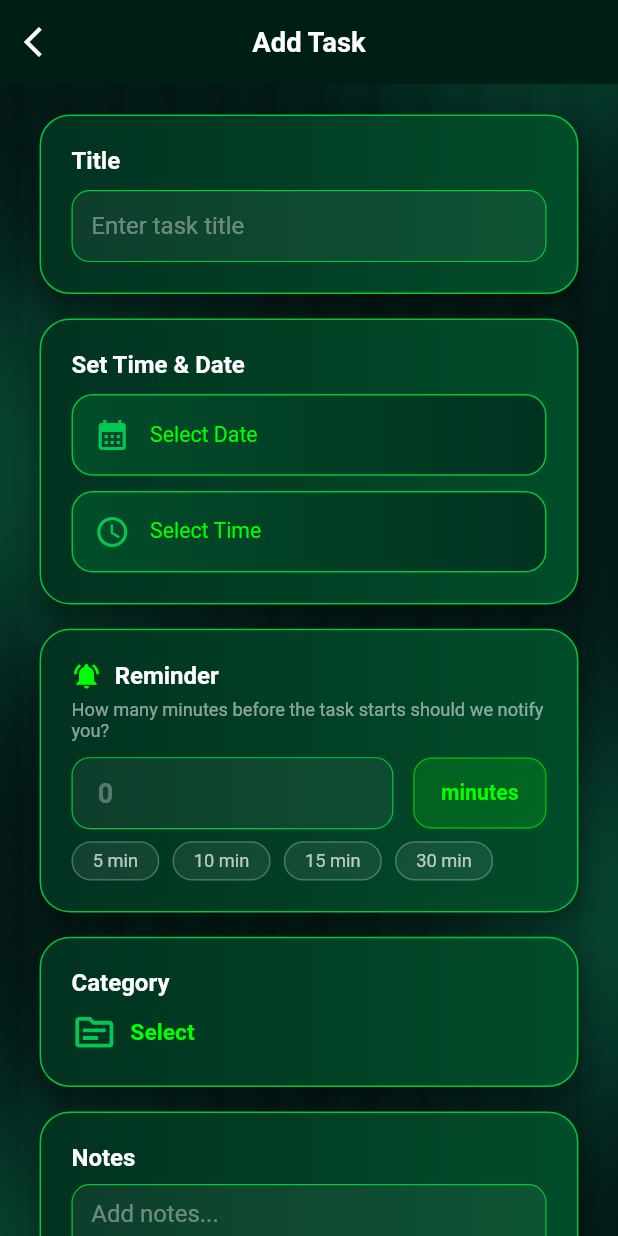
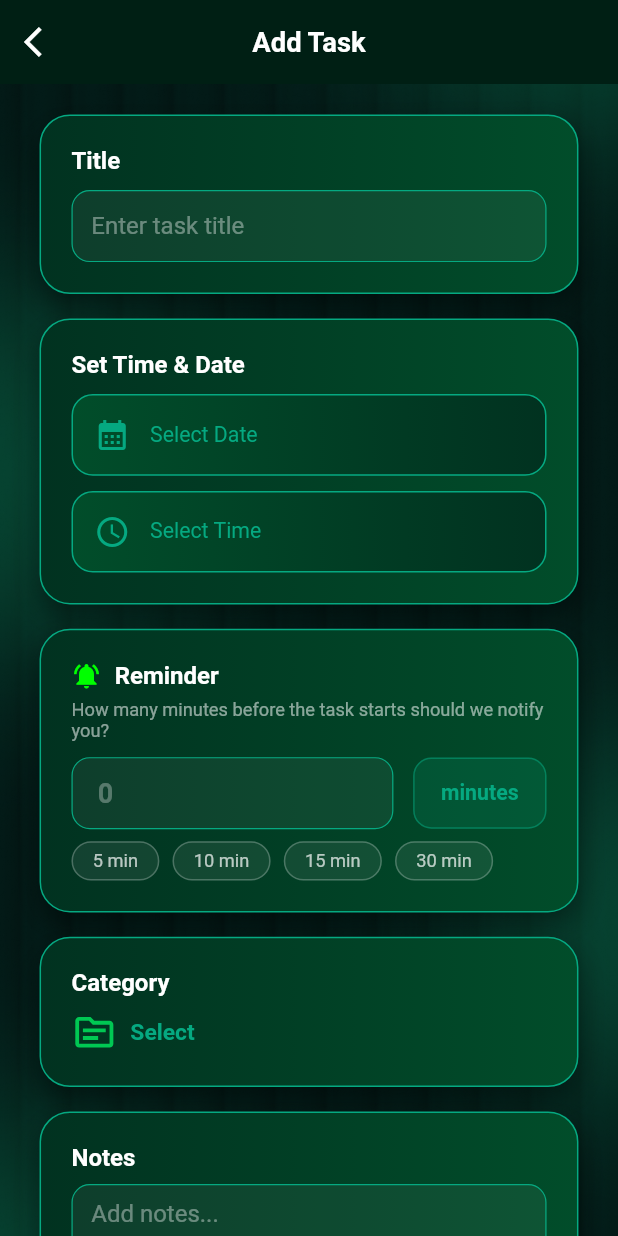
Before and after one commit to dev-shaon/Track-Your-Task, a Flutter app: the NavberScreen screen opened by its route, after a tap on the "add" icon, on a phone screen of 412 x 824 dp. Run offline on Flutter 3.47's test engine with Material 3 defaults, Android fonts, the phone set to English and light mode, and no system bars; drawn by our look-alikes of auto_animated; our stand-ins replace cached_network_image, device_info_plus, dio, flutter_local_notifications, flutter_screenutil, flutter_svg and 11 more; missing offline and left inert: android_alarm_manager_plus; accounts and stored records are empty; Roboto replaces fonts that are missing (assets/fonts/Inter.ttf).

Commit message:
color update

```diff
--- a/lib/features/add_task/add_task_screen.dart
+++ b/lib/features/add_task/add_task_screen.dart
@@ -274,20 +274,20 @@ class _AddTaskScreenContentState extends State<_AddTaskScreenContent> {
                                 border: OutlineInputBorder(
                                   borderRadius: BorderRadius.circular(12.r),
                                   borderSide: const BorderSide(
-                                    color: Color(0xFF00C639),
+                                    color: AppColors.c05A981,
                                   ),
                                 ),
                                 enabledBorder: OutlineInputBorder(
                                   borderRadius: BorderRadius.circular(12.r),
                                   borderSide: const BorderSide(
-                                    color: Color(0xFF00C639),
+                                    color: AppColors.c05A981,
                                     width: 0.8,
                                   ),
                                 ),
                                 focusedBorder: OutlineInputBorder(
                                   borderRadius: BorderRadius.circular(12.r),
                                   borderSide: const BorderSide(
-                                    color: Color(0xFF00FF00),
+                                    color: AppColors.c05A981,
                                     width: 1.5,
                                   ),
                                 ),
@@ -301,20 +301,16 @@ class _AddTaskScreenContentState extends State<_AddTaskScreenContent> {
                               vertical: 14.h,
                             ),
                             decoration: BoxDecoration(
-                              color: const Color(
-                                0xFF00FF00,
-                              ).withValues(alpha: 0.15),
+                              color: AppColors.c05A981.withValues(alpha: 0.15),
                               borderRadius: BorderRadius.circular(12.r),
                               border: Border.all(
-                                color: const Color(
-                                  0xFF00FF00,
-                                ).withValues(alpha: 0.5),
+                                color: AppColors.c05A981.withValues(alpha: 0.5),
                               ),
                             ),
                             child: Text(
                               'minutes',
                               style: TextStyle(
-                                color: const Color(0xFF00FF00),
+                                color: AppColors.c05A981,
                                 fontSize: 14.sp,
                                 fontWeight: FontWeight.w600,
                               ),
@@ -393,7 +389,7 @@ class _AddTaskScreenContentState extends State<_AddTaskScreenContent> {
                                     vm.selectedCategory ?? 'Select',
                                     style: TextFontStyle
                                         .headline15w600cFEFEFEinter
-                                        .copyWith(color: AppColors.c00FF00),
+                                        .copyWith(color: AppColors.c05A981),
                                   ),
                                 ],
                               ),
@@ -442,7 +438,7 @@ class _AddTaskScreenContentState extends State<_AddTaskScreenContent> {
     return Container(
       padding: EdgeInsets.all(20.r),
       decoration: BoxDecoration(
-        border: Border.all(color: AppColors.c00C639),
+        border: Border.all(color: AppColors.c05A981),
         borderRadius: BorderRadius.circular(20.r),
         gradient: const LinearGradient(
           colors: [Color(0xFF013220), Color(0xFF014D2A)],
@@ -487,15 +483,15 @@ class _AddTaskScreenContentState extends State<_AddTaskScreenContent> {
         contentPadding: EdgeInsets.symmetric(horizontal: 12.w, vertical: 10.h),
         border: OutlineInputBorder(
           borderRadius: BorderRadius.circular(12.r),
-          borderSide: const BorderSide(color: Color(0xFF00C639)),
+          borderSide: const BorderSide(color: AppColors.c05A981),
         ),
         enabledBorder: OutlineInputBorder(
           borderRadius: BorderRadius.circular(12.r),
-          borderSide: const BorderSide(color: Color(0xFF00C639), width: 0.8),
+          borderSide: const BorderSide(color: AppColors.c05A981, width: 0.8),
         ),
         focusedBorder: OutlineInputBorder(
           borderRadius: BorderRadius.circular(12.r),
-          borderSide: const BorderSide(color: Color(0xFF00FF00), width: 1.2),
+          borderSide: const BorderSide(color: AppColors.c05A981, width: 1.2),
         ),
       ),
     );
@@ -505,7 +501,7 @@ class _AddTaskScreenContentState extends State<_AddTaskScreenContent> {
     return Container(
       padding: EdgeInsets.all(14.r),
       decoration: BoxDecoration(
-        border: Border.all(color: AppColors.c00C639),
+        border: Border.all(color: AppColors.c05A981),
         borderRadius: BorderRadius.circular(14.r),
         gradient: const LinearGradient(
           colors: [Color(0xFF014D2A), Color(0xFF013220)],
@@ -513,11 +509,11 @@ class _AddTaskScreenContentState extends State<_AddTaskScreenContent> {
       ),
       child: Row(
         children: [
-          Icon(icon, color: const Color(0xFF00C853)),
+          Icon(icon, color: AppColors.c05A981),
           SizedBox(width: 12.w),
           Text(
             text,
-            style: TextStyle(color: AppColors.c00FF00, fontSize: 14.sp),
+            style: TextStyle(color: AppColors.c05A981, fontSize: 14.sp),
           ),
         ],
       ),
--- a/lib/features/home/presentation/fullscreen.dart
+++ b/lib/features/home/presentation/fullscreen.dart
@@ -4,10 +4,7 @@ import 'package:track_your_task/gen/assets.gen.dart';
 class FullScreen extends StatelessWidget {
   final Widget child;
 
-  const FullScreen({
-    super.key,
-    required this.child,
-  });
+  const FullScreen({super.key, required this.child});
 
   @override
   Widget build(BuildContext context) {
--- a/lib/features/home/presentation/home_screen.dart
+++ b/lib/features/home/presentation/home_screen.dart
@@ -89,12 +89,12 @@ class _HomeScreenContent extends StatelessWidget {
                             gradient: LinearGradient(
                               colors: isSelected
                                   ? [
-                                      const Color(0xFF00C639),
-                                      const Color(0xFF1B5E20),
+                                      AppColors.c05A981,
+                                      AppColors.c05A981.withValues(alpha: 0.4),
                                     ]
                                   : [
                                       const Color(0xFF013220),
-                                      const Color(0xFF016A3A),
+                                      AppColors.c05A981.withValues(alpha: 0.5),
                                     ],
                               begin: Alignment.topLeft,
                               end: Alignment.bottomRight,
@@ -102,7 +102,7 @@ class _HomeScreenContent extends StatelessWidget {
                             borderRadius: BorderRadius.circular(15.r),
                             border: isSelected
                                 ? Border.all(
-                                    color: const Color(0xFF00FF00),
+                                    color: AppColors.c05A981,
                                     width: 1.5,
                                   )
                                 : null,
@@ -160,13 +160,13 @@ class _HomeScreenContent extends StatelessWidget {
                             vertical: 4.h,
                           ),
                           decoration: BoxDecoration(
-                            color: Colors.white12,
+                            color: AppColors.c05A981.withValues(alpha: 2),
                             borderRadius: BorderRadius.circular(20.r),
                           ),
                           child: Text(
                             'Show All',
                             style: TextStyle(
-                              color: AppColors.c00FF00,
+                              color: AppColors.c00BFFF,
                               fontSize: 12.sp,
                             ),
                           ),
--- a/lib/features/timer/presentation/timer_screen.dart
+++ b/lib/features/timer/presentation/timer_screen.dart
@@ -168,7 +168,7 @@ class _TimerScreenContent extends StatelessWidget {
                   ),
                   margin: EdgeInsets.symmetric(horizontal: 40.w),
                   decoration: BoxDecoration(
-                    border: Border.all(color: AppColors.c00C639),
+                    border: Border.all(color: AppColors.c05A981),
                     gradient: const LinearGradient(
                       colors: [Color(0xFF013220), Color(0xFF014D2A)],
                     ),
--- a/lib/gen/colors.gen.dart
+++ b/lib/gen/colors.gen.dart
@@ -38,6 +38,9 @@ class AppColors {
   /// Color: #FF00FF00
   static const Color c00FF00 = Color(0xFF00FF00);
 
+  /// Color: #FF05A981
+  static const Color c05A981 = Color(0xFF05A981);
+
   /// Color: #FF1B553C
   static const Color c1B553C = Color(0xFF1B553C);
 
@@ -46,9 +49,6 @@ class AppColors {
 
   /// Color: #FF228B22
   static const Color c228B22 = Color(0xFF228B22);
-
-  /// Color: #FF05A981
-  static const Color c05A981 = Color(0xFF05A981);
 
   /// Color: #FF2E8B57
   static const Color c2E8B57 = Color(0xFF2E8B57);
--- a/lib/navber_screen.dart
+++ b/lib/navber_screen.dart
@@ -39,16 +39,9 @@ class _NavberScreenState extends State<NavberScreen> {
         width: 56.w,
         height: 56.h,
         decoration: BoxDecoration(
-          border: Border.all(color: AppColors.c228B22),
+          border: Border.all(color: AppColors.c05A981),
           shape: BoxShape.circle,
-          color: AppColors.c228B22,
-          boxShadow: [
-            BoxShadow(
-              color: AppColors.c00FF00.withValues(alpha: 0.2),
-              blurRadius: 10,
-              offset: const Offset(0, 4),
-            ),
-          ],
+          color: AppColors.c05A981,
         ),
         child: FloatingActionButton(
           backgroundColor: Colors.transparent,
@@ -70,15 +63,15 @@ class _NavberScreenState extends State<NavberScreen> {
           ),
         ),
       ),
-      floatingActionButtonLocation: FloatingActionButtonLocation.miniEndFloat,
+      floatingActionButtonLocation: FloatingActionButtonLocation.endFloat,
       bottomNavigationBar: Padding(
         padding: EdgeInsets.only(bottom: 16.h, right: 16.w, left: 16.w),
         child: Container(
           decoration: BoxDecoration(
             borderRadius: BorderRadius.circular(40.r),
-            color: const Color(0xFF001F14), // Dark sleek background
+            color: const Color(0xFF001F14),
             border: Border.all(
-              color: const Color(0xFF00C639).withValues(alpha: 0.2),
+              color: AppColors.c05A981.withValues(alpha: 0.2),
               width: 1,
             ),
             boxShadow: [
@@ -126,13 +119,7 @@ class _NavberScreenState extends State<NavberScreen> {
             : EdgeInsets.symmetric(horizontal: 12.w, vertical: 10.h),
         decoration: BoxDecoration(
           borderRadius: BorderRadius.circular(30.r),
-          gradient: isSelected
-              ? const LinearGradient(
-                  colors: [Color(0xFF00E640), Color(0xFF008F28)],
-                  begin: Alignment.topLeft,
-                  end: Alignment.bottomRight,
-                )
-              : null,
+          color: isSelected ? AppColors.c05A981 : null,
         ),
         child: Row(
           mainAxisSize: MainAxisSize.min,
--- a/pubspec.yaml
+++ b/pubspec.yaml
@@ -13,7 +13,7 @@ dependencies:
 
   cupertino_icons: ^1.0.8
   vibration: ^3.1.3
-  flutter_tts: ^4.2.3
+  flutter_tts: ^4.2.5
   auto_animated: ^3.2.0
   flutter_displaymode: ^0.7.0
   get: ^4.7.2
```
Also changed, not shown: lib/common/custom_button.dart (+6 -5 lines), lib/constants/color.dart (+35 -35 lines), lib/features/calendar/presentation/calendar_screen.dart (+23 -33 lines), lib/features/timer/widgets/circular_timer.dart (+5 -9 lines), lib/features/timer/widgets/finished_dialog.dart (+5 -17 lines), lib/helpers/notification_service.dart (+47 -13 lines), lib/features/add_task/widgets/categorys_section.dart (line endings or trailing spaces), lib/features/all_task/presentation/all_task_screen.dart (line endings or trailing spaces), lib/welcome_screen.dart (line endings or trailing spaces), 72 other files.
